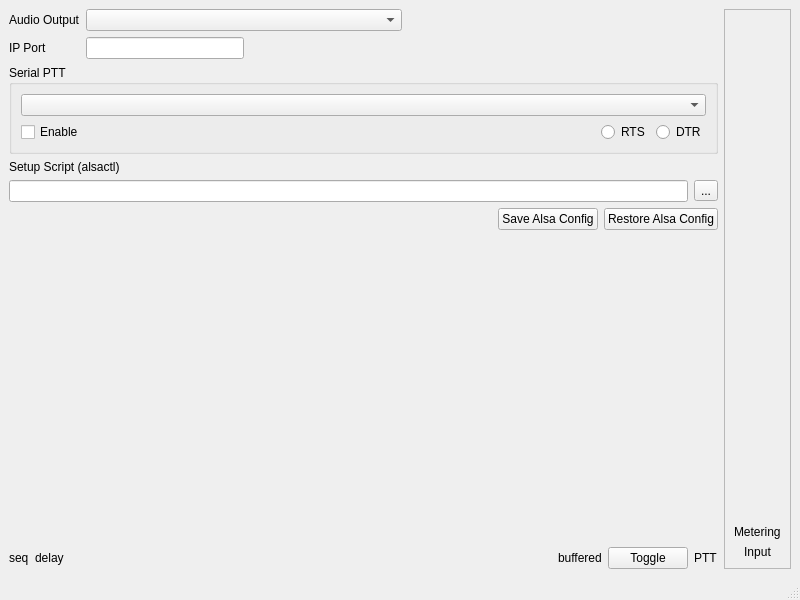
Old version of the form mqt/MqtKeyerProxy/kpmainwindow.ui in the repository Rsclub22/Minos2-Mirror.
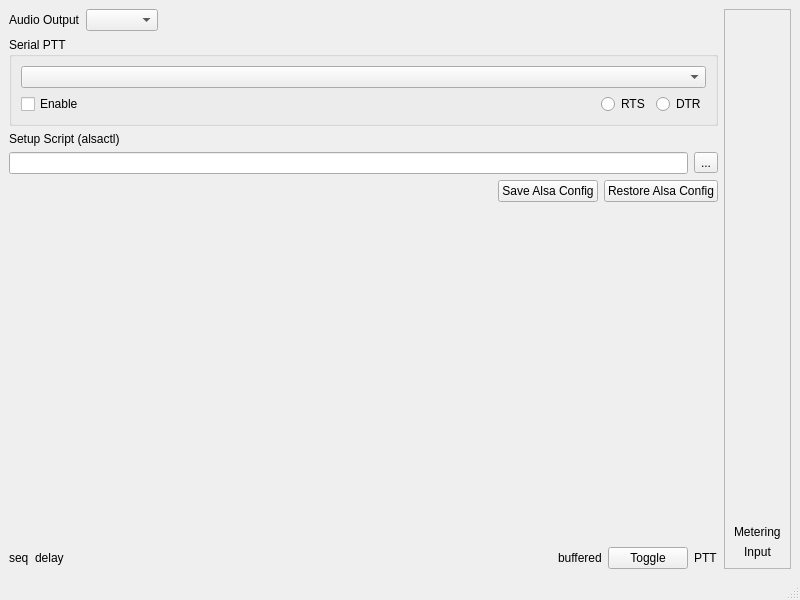
New version of the form. Custom widgets are drawn as their Qt base class.

```diff
--- a/mqt/MqtKeyerProxy/kpmainwindow.ui
+++ b/mqt/MqtKeyerProxy/kpmainwindow.ui
@@ -18,9 +18,7 @@
     <item>
      <layout class="QVBoxLayout" name="verticalLayout_2">
       <item>
-       <layout class="QHBoxLayout" name="horizontalLayout_13">
-        <item>
-         <layout class="QVBoxLayout" name="verticalLayout_6">
+       <layout class="QHBoxLayout" name="horizontalLayout_2">
           <item>
            <widget class="QLabel" name="label_8">
             <property name="text">
@@ -29,40 +27,7 @@
            </widget>
           </item>
           <item>
-           <widget class="QLabel" name="label_9">
-            <property name="text">
-             <string>IP Port</string>
-            </property>
-           </widget>
-          </item>
-         </layout>
-        </item>
-        <item>
-         <layout class="QVBoxLayout" name="verticalLayout_5">
-          <item>
            <widget class="QComboBox" name="outputCombo"/>
-          </item>
-          <item>
-           <layout class="QHBoxLayout" name="horizontalLayout_2">
-            <item>
-             <widget class="QLineEdit" name="portEdit"/>
-            </item>
-            <item>
-             <spacer name="horizontalSpacer_4">
-              <property name="orientation">
-               <enum>Qt::Horizontal</enum>
-              </property>
-              <property name="sizeHint" stdset="0">
-               <size>
-                <width>40</width>
-                <height>20</height>
-               </size>
-              </property>
-             </spacer>
-            </item>
-           </layout>
-          </item>
-         </layout>
         </item>
         <item>
          <spacer name="horizontalSpacer_10">
```
Lines whose indentation alone changed are shown as unchanged.
